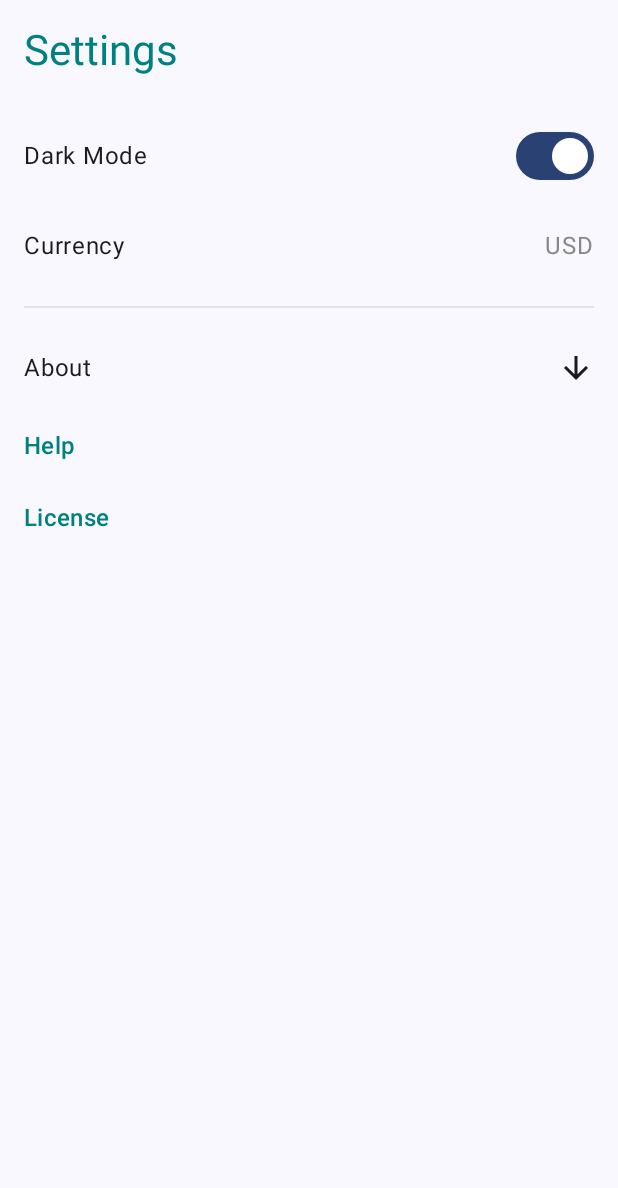
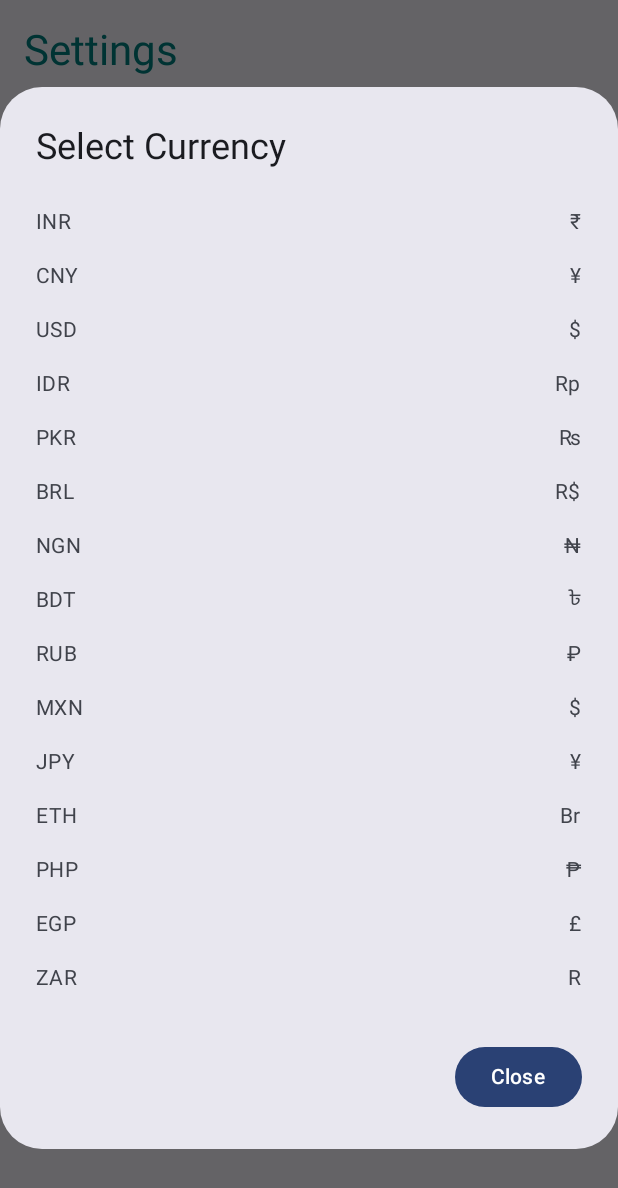
Before and after one commit to IanTerHaar/AccountIT, an Android app built with Jetpack Compose: the composable SettingsScreen shown on its own in the app's theme, after a tap on "Currency", on a phone screen of 412 x 824 dp. Shown: the top 1188 px of the screen. Run offline under Robolectric (Android 15) with nearby library versions, the phone set to English and light mode, and no system bars; 1 other tap on this screen came first.

Commit message:
Currency dialog w/ test currencies

```diff
--- a/app/src/main/java/com/ianterhaar/accountit/SettingsScreen.kt
+++ b/app/src/main/java/com/ianterhaar/accountit/SettingsScreen.kt
@@ -18,8 +18,27 @@ import androidx.compose.ui.unit.dp
 @Composable
 fun SettingsScreen() {
     var isDarkModeEnabled by remember { mutableStateOf(false) }
-    var selectedCurrency by remember { mutableStateOf("USD") }
+    var selectedCurrency by remember { mutableStateOf("ZAR") }
+    var showCurrencyDialog by remember { mutableStateOf(false) }
     var showAboutDialog by remember { mutableStateOf(false) }
+
+    val currencySymbols = mapOf(
+        "INR" to "₹",        // India
+        "CNY" to "¥",        // China
+        "USD" to "$",        // United States
+        "IDR" to "Rp",       // Indonesia
+        "PKR" to "₨",       // Pakistan
+        "BRL" to "R$",       // Brazil
+        "NGN" to "₦",        // Nigeria
+        "BDT" to "৳",        // Bangladesh
+        "RUB" to "₽",        // Russia
+        "MXN" to "$",        // Mexico
+        "JPY" to "¥",        // Japan
+        "ETH" to "Br",       // Ethiopia
+        "PHP" to "₱",        // Philippines
+        "EGP" to "£",        // Egypt
+        "ZAR" to "R"         // South Africa
+    )
 
     Column(
         modifier = Modifier
@@ -56,7 +75,7 @@ fun SettingsScreen() {
         Row(
             modifier = Modifier
                 .fillMaxWidth()
-                .clickable { /* TODO: Open currency selection dialog */ }
+                .clickable { showCurrencyDialog = true }
                 .padding(vertical = 12.dp),
             verticalAlignment = Alignment.CenterVertically,
             horizontalArrangement = Arrangement.SpaceBetween
@@ -105,6 +124,41 @@ fun SettingsScreen() {
 
         Spacer(modifier = Modifier.weight(1f))
 
+        // Currency Dialog
+        if (showCurrencyDialog) {
+            AlertDialog(
+                onDismissRequest = { showCurrencyDialog = false },
+                title = { Text("Select Currency") },
+                text = {
+                    Column {
+                        currencySymbols.keys.forEach { currencyCode ->
+                            Row(
+                                modifier = Modifier
+                                    .fillMaxWidth()
+                                    .clickable {
+                                        selectedCurrency = currencyCode
+                                        showCurrencyDialog = false
+                                    }
+                                    .padding(vertical = 8.dp),
+                                verticalAlignment = Alignment.CenterVertically
+                            ) {
+                                Text(currencyCode, modifier = Modifier.weight(1f))
+                                Text(currencySymbols[currencyCode] ?: "")
+                            }
+                        }
+                    }
+                },
+                confirmButton = {
+                    Button(
+                        onClick = { showCurrencyDialog = false }
+                    ) {
+                        Text("Close")
+                    }
+                }
+            )
+        }
+
+        // About Dialog
         if (showAboutDialog) {
             AlertDialog(
                 onDismissRequest = { showAboutDialog = false },
@@ -151,13 +205,16 @@ fun SettingsScreen() {
                         },
                         style = MaterialTheme.typography.bodyLarge,
                         onClick = { offset ->
-                            clickableText(offset, listOf(
-                                "Ian" to "https://github.com/IanTerHaar",
-                                "Hendrik" to "https://github.com/HenreCoetzee",
-                                "Ryan" to "https://github.com/RyanMostert",
-                                "Barend" to "https://github.com/Oats10",
-                                "Simeon" to "https://github.com/SimeonMomberg"
-                            ))
+                            clickableText(
+                                offset,
+                                listOf(
+                                    "Ian" to "https://github.com/IanTerHaar",
+                                    "Hendrik" to "https://github.com/HenreCoetzee",
+                                    "Ryan" to "https://github.com/RyanMostert",
+                                    "Barend" to "https://github.com/Oats10",
+                                    "Simeon" to "https://github.com/SimeonMomberg"
+                                )
+                            )
                         }
                     )
                 },
```
